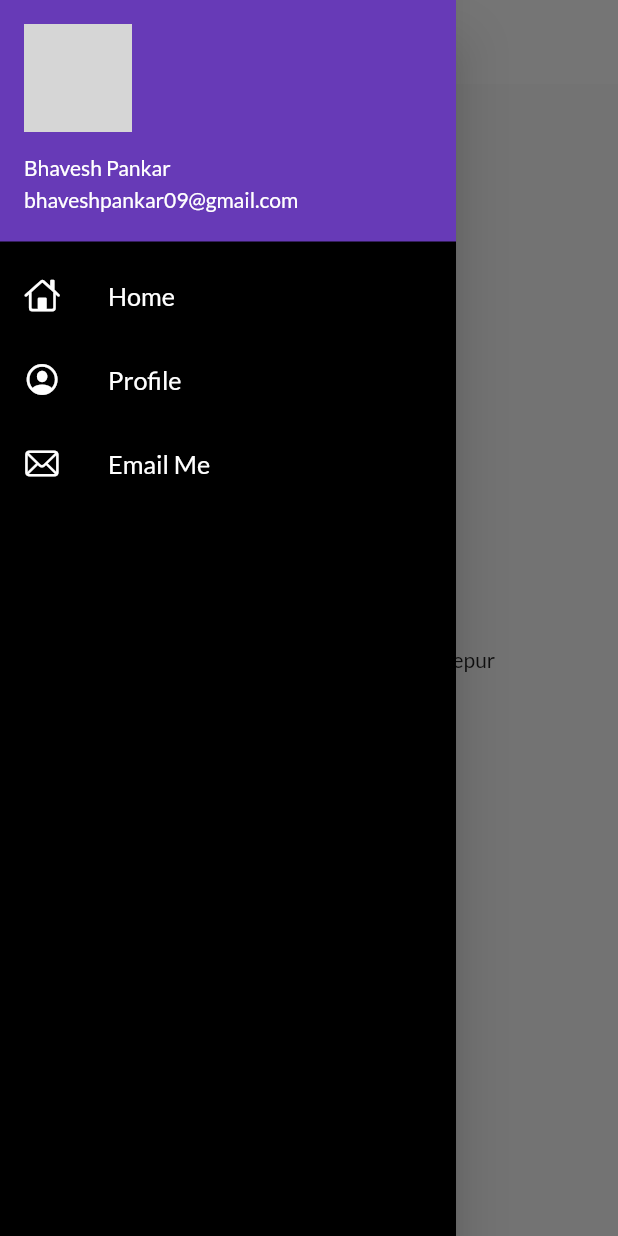
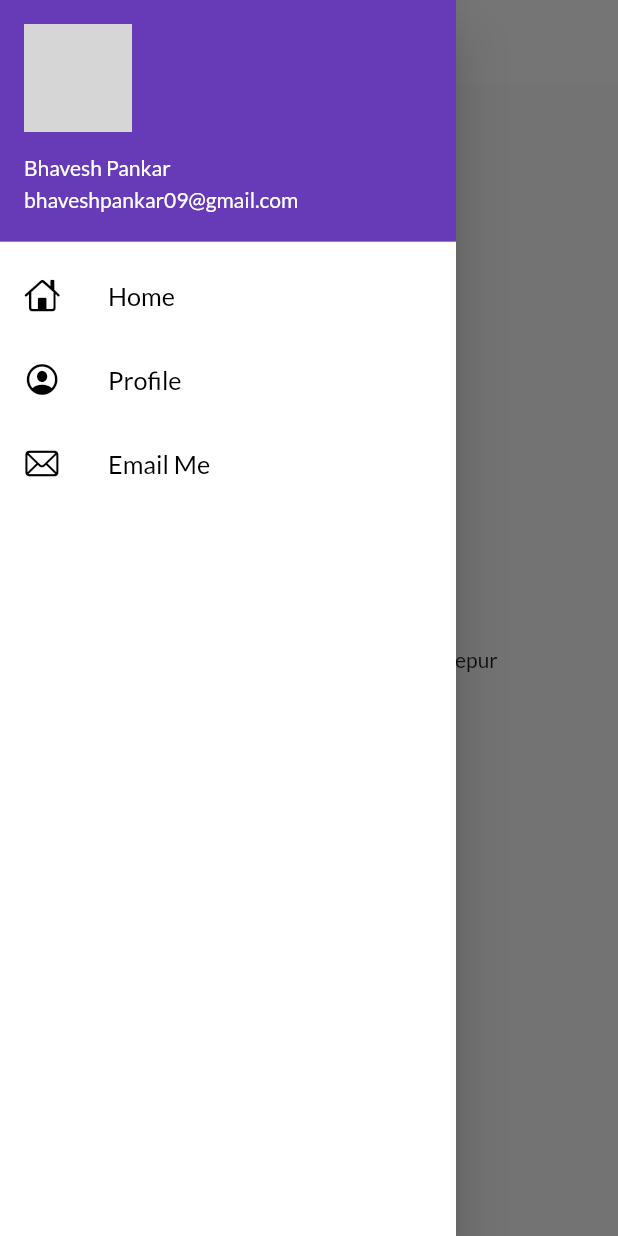
Before and after one commit to Bhaveshpankar/30daysofflutter, a Flutter app: the screen it shows after launch, with the side drawer open, on a phone screen of 412 x 824 dp. Run offline on Flutter 3.47's test engine with Material 2 defaults, Android fonts, the phone set to English and light mode, and no system bars; our stand-ins replace form_field_validator, google_fonts; network calls fail; grey boxes are pictures that could not be loaded.

Commit message:
day_11 completed

```diff
--- a/lib/Pages/home_page.dart
+++ b/lib/Pages/home_page.dart
@@ -1,25 +1,23 @@
-// ignore_for_file: camel_case_types, prefer_const_constructors, avoid_unnecessary_containers, use_key_in_widget_constructors
-
 import 'package:flutter/material.dart';
-
 import '../widgets/drawer.dart';
 
-class homepage extends StatelessWidget {
+class HomePage extends StatelessWidget {
   final int days = 30;
   final String name = "codepur";
+
+  const HomePage({Key? key}) : super(key: key);
 
   @override
   Widget build(BuildContext context) {
     return Scaffold(
       appBar: AppBar(
-        title: Text("Catalog App"),
-
+        title: const Text("Catalog App"),
       ),
       body: Center(
         child: Container(
-          child: Text("welcome to $days days of flutter by $name"),
+          child: Text("Welcome to $days days of flutter by $name"),
         ),
-      ),
+       ),
       drawer: Mydrawer(),
     );
   }
--- a/lib/main.dart
+++ b/lib/main.dart
@@ -1,29 +1,28 @@
-// ignore_for_file: use_key_in_widget_constructors, prefer_const_constructors, deprecated_member_use
-
 import 'package:flutter/material.dart';
 import 'package:flutter_application_1/Pages/home_page.dart';
 import 'package:flutter_application_1/Pages/login_page.dart';
 import 'package:flutter_application_1/utility/routes.dart';
 import 'package:flutter_application_1/widgets/theme.dart';
-import 'package:google_fonts/google_fonts.dart';
 
 void main() {
-  runApp(MyApp());
+  runApp(const MyApp());
 }
 
 class MyApp extends StatelessWidget {
+  const MyApp({Key? key}) : super(key: key);
+
   @override
   Widget build(BuildContext context) {
     return MaterialApp(
-    themeMode: ThemeMode.light,
+      themeMode: ThemeMode.light,
       theme: Mytheme.lightTheme(context),
-      darkTheme:Mytheme.darkTheme(context),
+      darkTheme: Mytheme.darkTheme(context),
       debugShowCheckedModeBanner: false,
       initialRoute: MyRoutes.homeRoute,
       routes: {
-        "/": (context) => loginPage(),
-        MyRoutes.homeRoute: (context) => homepage(),
-        MyRoutes.loginRoute: (context) => loginPage()
+        "/": (context) => const LoginPage(),
+        MyRoutes.homeRoute: (context) => HomePage(),
+        MyRoutes.loginRoute: (context) => const LoginPage()
       },
     );
   }
--- a/lib/utility/routes.dart
+++ b/lib/utility/routes.dart
@@ -1,5 +1,4 @@
 class MyRoutes {
   static String loginRoute = "/login";
   static String homeRoute = "/home";
-
 }
--- a/lib/widgets/drawer.dart
+++ b/lib/widgets/drawer.dart
@@ -12,7 +12,7 @@ class Mydrawer extends StatelessWidget {
         "https://cdn.pixabay.com/photo/2018/04/12/04/26/letter-b-3312512_960_720.jpg";
     return Drawer(
       child: Container(
-        color:Colors.black,
+        color: Colors.white,
         child: ListView(
           padding: EdgeInsets.zero,
           children: [
@@ -25,48 +25,46 @@ class Mydrawer extends StatelessWidget {
                   currentAccountPicture: CircleAvatar(
                     backgroundImage: NetworkImage(imageUrl),
                   ),
-                )
-              ),
+                )),
             ListTile(
               leading: Icon(
                 CupertinoIcons.home,
-                  color: Colors.white,
+                color: Colors.black,
               ),
               title: Text(
                 "Home",
                 textScaleFactor: 1.2,
                 style: TextStyle(
-                    color: Colors.white,
+                  color: Colors.black,
                 ),
               ),
             ),
             ListTile(
               leading: Icon(
                 CupertinoIcons.profile_circled,
-                  color: Colors.white,
+                color: Colors.black,
               ),
               title: Text(
                 "Profile",
                 textScaleFactor: 1.2,
                 style: TextStyle(
-                    color: Colors.white,
+                  color: Colors.black,
                 ),
               ),
             ),
             ListTile(
               leading: Icon(
                 CupertinoIcons.mail,
-                  color: Colors.white,
+                color: Colors.black,
               ),
               title: Text(
-                  "Email Me" ,
+                "Email Me",
                 textScaleFactor: 1.2,
                 style: TextStyle(
-                    color: Colors.white,
+                  color: Colors.black,
                 ),
               ),
             )
-
           ],
         ),
       ),
--- a/lib/widgets/theme.dart
+++ b/lib/widgets/theme.dart
@@ -1,23 +1,17 @@
-// ignore_for_file: deprecated_member_use
-
-import 'dart:js';
-
 import 'package:flutter/material.dart';
 import 'package:google_fonts/google_fonts.dart';
 
-
-class Mytheme{
+class Mytheme {
   static ThemeData lightTheme(BuildContext context) => ThemeData(
       primarySwatch: Colors.deepPurple,
       fontFamily: GoogleFonts.lato().fontFamily,
       appBarTheme: AppBarTheme(
         color: Colors.white,
         elevation: 0.0,
-      iconTheme: IconThemeData(color: Colors.black),
-      textTheme: Theme.of(context).textTheme,
+        iconTheme: const IconThemeData(color: Colors.black), toolbarTextStyle: Theme.of(context).textTheme.bodyText2, titleTextStyle: Theme.of(context).textTheme.headline6,
       ));
 
-
   static ThemeData darkTheme(BuildContext context) => ThemeData(
-  brightness: Brightness.dark,);
+        brightness: Brightness.dark,
+      );
 }
```
Also changed, not shown: lib/Pages/login_page.dart (+11 -10 lines), lib/models/catalog.dart (+15 -9 lines), 38 other files. Lines whose indentation alone changed are shown as unchanged.
